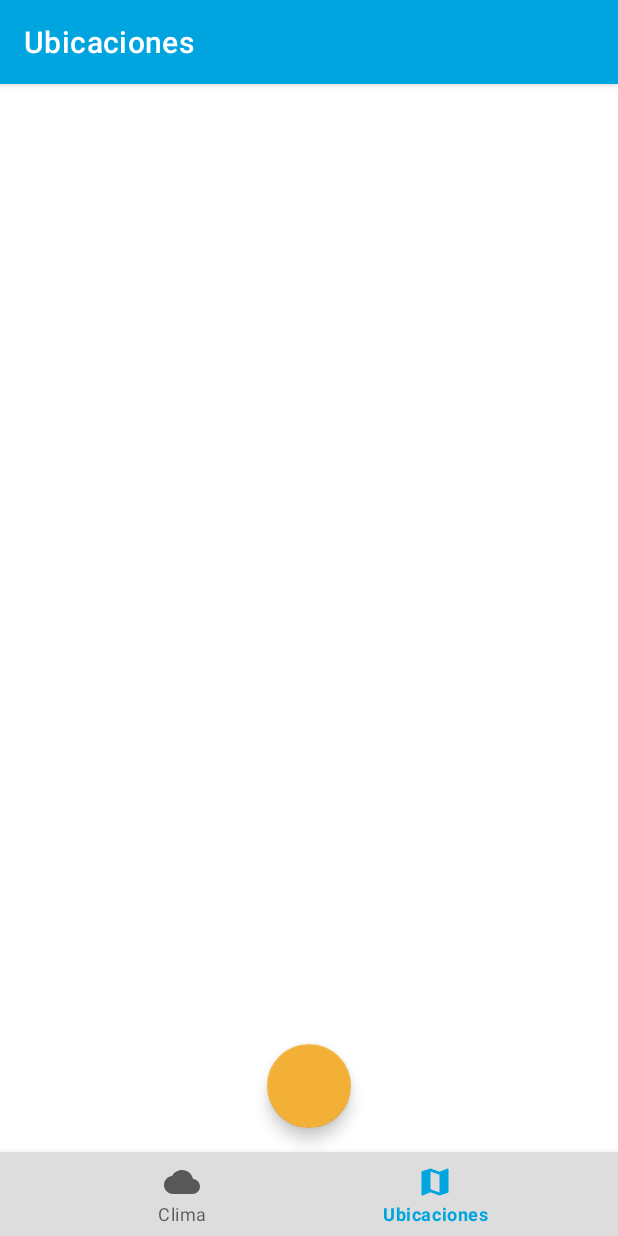
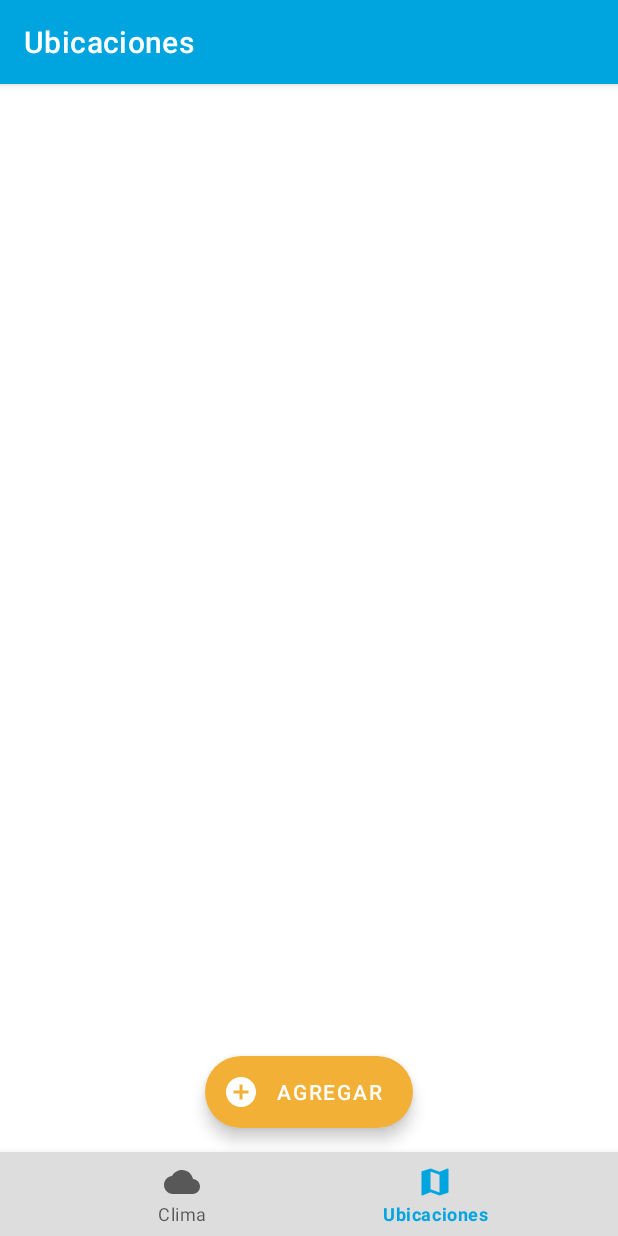
Before and after one commit to ibaltare/weather-app, an Android app: the screen it shows after launch (MainActivity), item 2 of the bottom bar chosen, on a phone screen of 412 x 824 dp. Run offline under Robolectric (Android 15) with nearby library versions, the phone set to English and light mode, and no system bars; our stand-ins replace navigation-ui; 1 statement that could not run was skipped.

Commit message:
init navigation

```diff
--- a/app/build.gradle.kts
+++ b/app/build.gradle.kts
@@ -3,6 +3,7 @@ import com.android.build.gradle.internal.cxx.configure.gradleLocalProperties
 plugins {
     id("com.android.application")
     id("org.jetbrains.kotlin.android")
+    id("androidx.navigation.safeargs.kotlin")
 }
 
 android {
--- a/app/src/main/java/com/navi/weather/ui/home/HomeViewModel.kt
+++ b/app/src/main/java/com/navi/weather/ui/home/HomeViewModel.kt
@@ -29,6 +29,8 @@ class HomeViewModel(private val weatherRepository: WeatherRepository,
             if (location != null){
                 _state.value = UiState(loading = true)
                 _state.value = UiState(weatherForecast = weatherRepository.getWeatherForecast(location))
+            }else {
+                println("==Error Location **************")
             }
         }
     }
--- a/app/src/main/java/com/navi/weather/ui/locations/LocationsFragment.kt
+++ b/app/src/main/java/com/navi/weather/ui/locations/LocationsFragment.kt
@@ -6,33 +6,36 @@ import android.view.View
 import android.view.ViewGroup
 import android.widget.TextView
 import androidx.fragment.app.Fragment
+import androidx.fragment.app.viewModels
 import androidx.lifecycle.ViewModelProvider
+import androidx.navigation.fragment.findNavController
+import com.navi.weather.R
 import com.navi.weather.databinding.FragmentLocationsBinding
 
 class LocationsFragment : Fragment() {
 
     private var _binding: FragmentLocationsBinding? = null
-
-    // This property is only valid between onCreateView and
-    // onDestroyView.
     private val binding get() = _binding!!
+    private val viewModel: LocationsViewModel by viewModels()
 
     override fun onCreateView(
         inflater: LayoutInflater,
         container: ViewGroup?,
         savedInstanceState: Bundle?
     ): View {
-        val locationsViewModel =
-            ViewModelProvider(this).get(LocationsViewModel::class.java)
+        _binding = FragmentLocationsBinding.inflate(inflater, container, false)
+        return binding.root
+    }
 
-        _binding = FragmentLocationsBinding.inflate(inflater, container, false)
-        val root: View = binding.root
+    override fun onViewCreated(view: View, savedInstanceState: Bundle?) {
+        super.onViewCreated(view, savedInstanceState)
+        setListeners()
+    }
 
-        /*val textView: TextView = binding.textDashboard
-        locationsViewModel.text.observe(viewLifecycleOwner) {
-            textView.text = it
-        }*/
-        return root
+    private fun setListeners() {
+        binding.efabAdd.setOnClickListener {
+            findNavController().navigate(R.id.action_navigation_locations_to_searchFragment)
+        }
     }
 
     override fun onDestroyView() {
--- /dev/null
+++ b/app/src/main/res/drawable/ic_add.xml
@@ -0,0 +1,5 @@
+<vector android:height="24dp" android:tint="#000000"
+    android:viewportHeight="24" android:viewportWidth="24"
+    android:width="24dp" xmlns:android="http://schemas.android.com/apk/res/android">
+    <path android:fillColor="@android:color/white" android:pathData="M19,13h-6v6h-2v-6H5v-2h6V5h2v6h6v2z"/>
+</vector>
--- /dev/null
+++ b/app/src/main/res/drawable/ic_add_circle.xml
@@ -0,0 +1,5 @@
+<vector android:height="24dp" android:tint="#000000"
+    android:viewportHeight="24" android:viewportWidth="24"
+    android:width="24dp" xmlns:android="http://schemas.android.com/apk/res/android">
+    <path android:fillColor="@android:color/white" android:pathData="M12,2C6.48,2 2,6.48 2,12s4.48,10 10,10 10,-4.48 10,-10S17.52,2 12,2zM17,13h-4v4h-2v-4L7,13v-2h4L11,7h2v4h4v2z"/>
+</vector>
--- a/app/src/main/res/layout/fragment_locations.xml
+++ b/app/src/main/res/layout/fragment_locations.xml
@@ -15,10 +15,15 @@
         app:layout_constraintStart_toStartOf="parent"
         app:layout_constraintEnd_toEndOf="parent"/>
 
-    <com.google.android.material.floatingactionbutton.FloatingActionButton
+    <com.google.android.material.floatingactionbutton.ExtendedFloatingActionButton
+        android:id="@+id/efabAdd"
         android:layout_width="wrap_content"
         android:layout_height="wrap_content"
         android:layout_marginBottom="@dimen/common_padding_default"
+        android:text="@string/btn_add_text"
+        app:icon="@drawable/ic_add_circle"
+        app:iconTint="@color/white"
+        android:textColor="@color/white"
         app:layout_constraintStart_toStartOf="parent"
         app:layout_constraintEnd_toEndOf="parent"
         app:layout_constraintBottom_toBottomOf="parent"/>
--- a/app/src/main/res/navigation/mobile_navigation.xml
+++ b/app/src/main/res/navigation/mobile_navigation.xml
@@ -15,6 +15,22 @@
         android:id="@+id/navigation_locations"
         android:name="com.navi.weather.ui.locations.LocationsFragment"
         android:label="@string/title_locations"
-        tools:layout="@layout/fragment_locations" />
+        tools:layout="@layout/fragment_locations" >
+        <action
+            android:id="@+id/action_navigation_locations_to_searchFragment"
+            app:destination="@id/searchFragment"
+            app:enterAnim="@anim/nav_default_enter_anim"
+            app:exitAnim="@anim/nav_default_exit_anim" />
+    </fragment>
+
+    <fragment
+        android:id="@+id/searchFragment"
+        android:name="com.navi.weather.ui.search.SearchFragment"
+        android:label="fragment_search"
+        tools:layout="@layout/fragment_search" >
+        <action
+            android:id="@+id/action_searchFragment_to_navigation_locations"
+            app:destination="@id/navigation_locations" />
+    </fragment>
 
 </navigation>
--- a/app/src/main/res/values/strings.xml
+++ b/app/src/main/res/values/strings.xml
@@ -8,4 +8,5 @@
     <string name="text_visibility">Visibilidad</string>
     <string name="text_wind">Viento</string>
     <string name="title_weather">Clima</string>
+    <string name="btn_add_text">Agregar</string>
 </resources>
--- a/build.gradle.kts
+++ b/build.gradle.kts
@@ -2,4 +2,5 @@
 plugins {
     id("com.android.application") version "8.1.0" apply false
     id("org.jetbrains.kotlin.android") version "1.8.0" apply false
+    id("androidx.navigation.safeargs.kotlin") version "2.7.1" apply false
 }
```
Also changed, not shown: app/src/main/java/com/navi/weather/ui/search/SearchFragment.kt (+0 -9 lines), app/src/main/res/layout/fragment_search.xml (+8 -0 lines).
